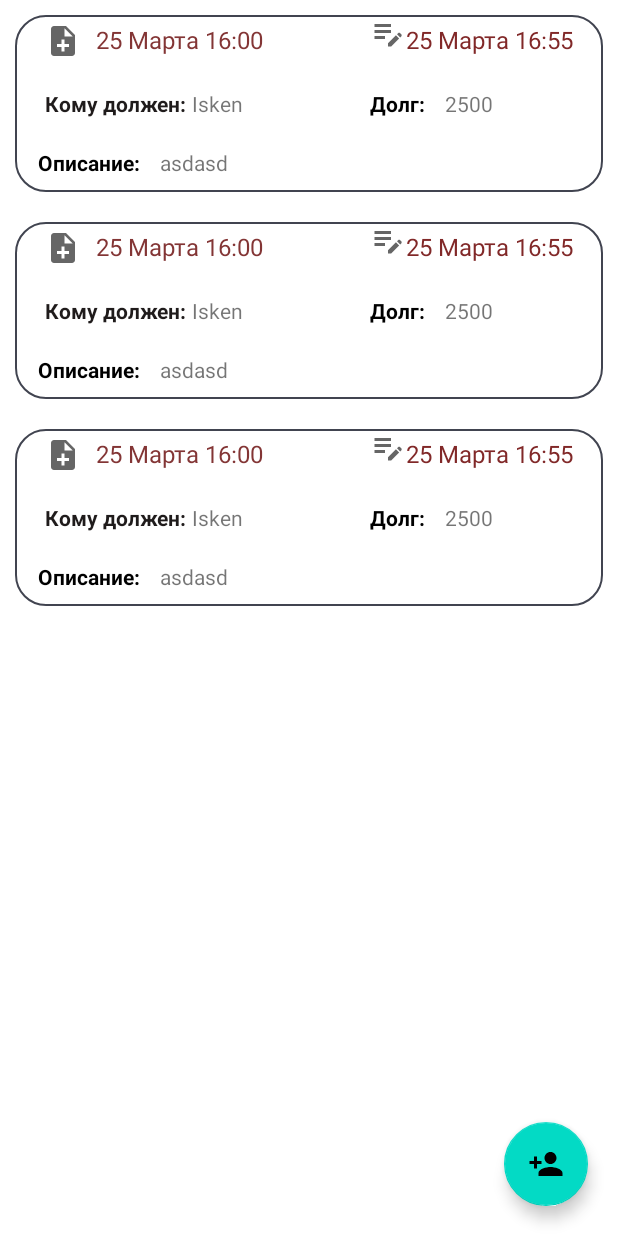
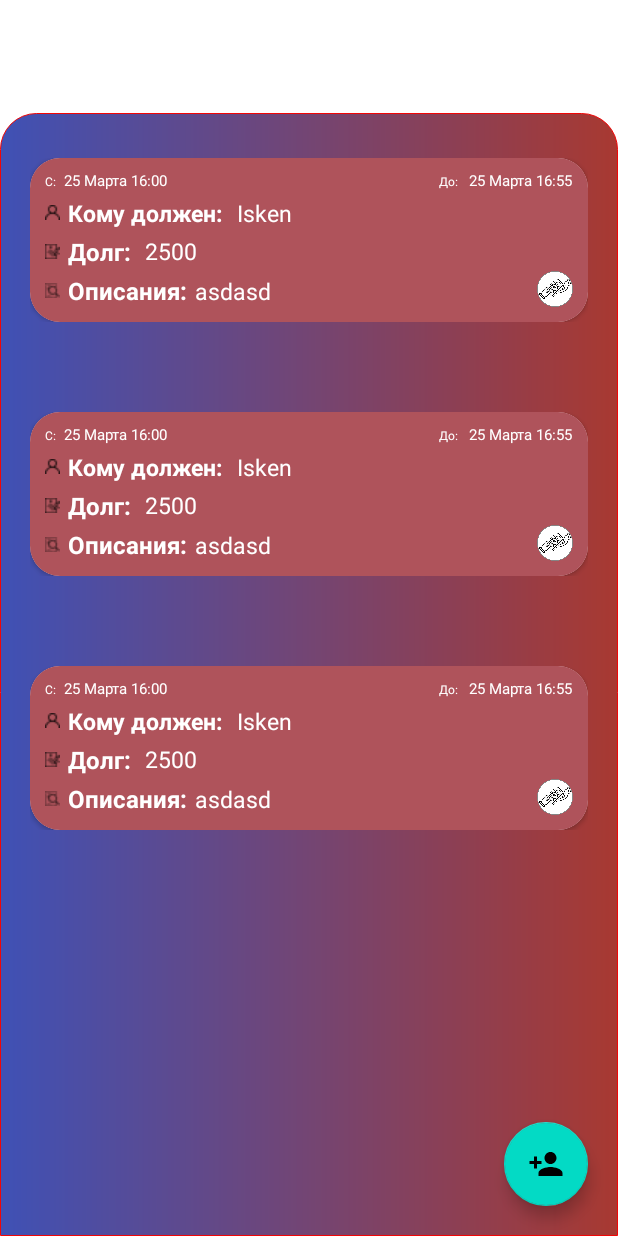
Before and after one commit to geektech-kairat/app, an Android app: the layout fragment_home.xml on its own in the app's theme, with its tools: preview values and no code run, on a phone screen of 412 x 824 dp. Run offline under Robolectric (Android 15) with nearby library versions, the phone set to English and light mode, and no system bars.

Commit message:
сделал анимацию лучше и дизайн ...

```diff
--- a/app/src/main/java/com/example/myapplication/share/Share.java
+++ b/app/src/main/java/com/example/myapplication/share/Share.java
@@ -27,6 +27,7 @@ public class Share {
         sharedPreferences.edit().putString(SALARY, name).apply();
     }
 
+
     public String getForDebt() {
         return sharedPreferences.getString(DEBT, "0".trim());
     }
--- /dev/null
+++ b/app/src/main/res/drawable/back_for_rv.xml
@@ -0,0 +1,15 @@
+<?xml version="1.0" encoding="utf-8"?>
+<shape xmlns:android="http://schemas.android.com/apk/res/android">
+    <stroke
+        android:width="0.5dp"
+        android:color="#F10606"/>
+    <corners android:topRightRadius="24dp"
+        android:topLeftRadius="24dp"/>
+    <gradient android:startColor="#E91E63"
+        android:centerColor="#3F51B5"
+        android:gradientRadius="@dimen/cardview_default_elevation"
+        android:centerX="@android:integer/config_longAnimTime"
+        android:endColor="#A83931"/>
+
+
+</shape>
--- /dev/null
+++ b/app/src/main/res/drawable/shadow.xml
@@ -0,0 +1,5 @@
+<?xml version="1.0" encoding="utf-8"?>
+<shape xmlns:android="http://schemas.android.com/apk/res/android">
+<solid android:color="#AF535B"/>
+    <corners android:radius="4dp"/>
+</shape>
--- a/app/src/main/res/layout/fragment_home.xml
+++ b/app/src/main/res/layout/fragment_home.xml
@@ -4,14 +4,22 @@
     xmlns:tools="http://schemas.android.com/tools"
     android:layout_width="match_parent"
     android:layout_height="match_parent"
-    tools:context=".ui.home.HomeFragment">
+    android:layout_marginTop="75dp">
 
-    <androidx.recyclerview.widget.RecyclerView
+    <androidx.constraintlayout.widget.ConstraintLayout
         android:layout_width="match_parent"
-        android:id="@+id/rv"
-        tools:listitem="@layout/item_rv"
-        app:layoutManager="androidx.recyclerview.widget.LinearLayoutManager"
-        android:layout_height="match_parent"/>
+        android:layout_height="match_parent"
+        android:background="@drawable/back_for_rv"
+        app:layout_constraintBottom_toBottomOf="parent">
+
+        <androidx.recyclerview.widget.RecyclerView
+            android:id="@+id/rv"
+            android:layout_width="match_parent"
+            android:layout_height="match_parent"
+            app:layout_constraintTop_toTopOf="parent"
+            app:layoutManager="androidx.recyclerview.widget.LinearLayoutManager"
+            tools:listitem="@layout/item_rv" />
+    </androidx.constraintlayout.widget.ConstraintLayout>
 
     <com.google.android.material.floatingactionbutton.FloatingActionButton
         android:layout_width="wrap_content"
@@ -21,5 +29,4 @@
         android:src="@drawable/ic_baseline_person_add_24"
         app:layout_constraintBottom_toBottomOf="parent"
         app:layout_constraintEnd_toEndOf="parent"/>
-
 </androidx.constraintlayout.widget.ConstraintLayout>
--- a/app/src/main/res/layout/item_rv.xml
+++ b/app/src/main/res/layout/item_rv.xml
@@ -1,115 +1,212 @@
-<?xml version="1.0" encoding="utf-8"?>
-<androidx.constraintlayout.widget.ConstraintLayout xmlns:android="http://schemas.android.com/apk/res/android"
+<androidx.constraintlayout.widget.ConstraintLayout
+    xmlns:android="http://schemas.android.com/apk/res/android"
     xmlns:app="http://schemas.android.com/apk/res-auto"
+    xmlns:tools="http://schemas.android.com/tools"
     android:layout_width="match_parent"
     android:layout_height="wrap_content"
-    android:layout_margin="10dp"
-    android:background="@drawable/back2">
 
-    <ImageView
-        android:id="@+id/addNote"
+    android:layout_marginVertical="10dp"
+    android:padding="20dp">
+
+    <androidx.cardview.widget.CardView
+        app:cardCornerRadius="20dp"
+        android:elevation="@dimen/cardview_default_radius"
+        android:layout_width="match_parent"
+        android:layout_height="match_parent">
+
+        <androidx.constraintlayout.widget.ConstraintLayout
+            android:layout_width="match_parent"
+            android:padding="10dp"
+            android:background="@drawable/shadow"
+            app:layout_constraintTop_toTopOf="parent"
+            app:layout_constraintStart_toStartOf="parent"
+            android:layout_height="match_parent">
+
+            <TextView
+                android:id="@+id/c"
                 android:layout_width="wrap_content"
                 android:layout_height="wrap_content"
-        android:layout_marginStart="20dp"
-        android:layout_marginTop="5dp"
-        android:src="@drawable/ic_baseline_note_add_24"
+                android:text="C:"
+                android:textColor="@color/white"
+                android:textSize="8dp"
+
                 app:layout_constraintStart_toStartOf="parent"
                 app:layout_constraintTop_toTopOf="parent" />
 
             <TextView
+                android:layout_marginStart="5dp"
+                android:textColor="@color/white"
                 android:id="@+id/dateAdd"
                 android:layout_width="wrap_content"
                 android:layout_height="wrap_content"
-        android:layout_marginStart="10dp"
                 android:text="25 Марта 16:00"
-        android:textColor="#833535"
-        android:textSize="16sp"
-        app:layout_constraintStart_toEndOf="@+id/addNote"
-        app:layout_constraintTop_toTopOf="@id/addNote" />
 
-    <ImageView
+                android:textSize="10sp"
+                app:layout_constraintBottom_toBottomOf="@id/c"
+                app:layout_constraintStart_toEndOf="@id/c" />
+
+            <TextView
                 android:id="@+id/editNote"
+                android:layout_marginEnd="5dp"
                 android:layout_width="wrap_content"
+                android:text="До: "
+                android:textColor="@color/white"
+                android:textSize="8dp"
                 android:layout_height="wrap_content"
-        android:src="@drawable/ic_baseline_edit_note_24"
-        app:layout_constraintEnd_toStartOf="@+id/dateEdit"
-        app:layout_constraintTop_toTopOf="parent" />
+                app:layout_constraintEnd_toStartOf="@id/dateEdit"
+                app:layout_constraintTop_toTopOf="@id/c" />
 
             <TextView
                 android:id="@+id/dateEdit"
                 android:layout_width="wrap_content"
                 android:layout_height="wrap_content"
-        android:layout_marginStart="10dp"
-        android:layout_marginEnd="20dp"
+                android:textColor="@color/white"
                 android:text="25 Марта 16:55"
-        android:textColor="#812828"
-        android:textSize="16sp"
-        app:layout_constraintEnd_toEndOf="parent"
-        app:layout_constraintTop_toTopOf="@id/addNote" />
+                android:textSize="10sp"
+                app:layout_constraintBottom_toBottomOf="@id/c"
+                app:layout_constraintEnd_toEndOf="parent" />
+
+            <androidx.constraintlayout.widget.ConstraintLayout
+                android:id="@+id/layout1"
+                app:layout_constraintStart_toStartOf="parent"
+                android:layout_width="wrap_content"
+                android:layout_height="wrap_content"
+                app:layout_constraintTop_toBottomOf="@id/c">
+
+                <ImageView
+                    android:id="@+id/icon1"
+                    android:layout_width="wrap_content"
+                    android:layout_height="match_parent"
+                    android:layout_marginTop="10dp"
+                    android:src="@drawable/avat"
+                    app:layout_constraintStart_toStartOf="parent"
+                    app:layout_constraintTop_toTopOf="parent" />
 
                 <TextView
 
                     android:id="@+id/debtName"
                     android:layout_width="wrap_content"
                     android:layout_height="wrap_content"
-
-        android:layout_marginTop="20dp"
+                    android:layout_marginStart="5dp"
                     android:text="Кому должен: "
-        android:textColor="#1F1B1B"
                     android:textStyle="bold"
-        app:layout_constraintStart_toStartOf="@id/addNote"
-        app:layout_constraintTop_toBottomOf="@+id/addNote" />
+                    android:textColor="@color/white"
+                    android:textSize="15sp"
+                    app:layout_constraintBottom_toBottomOf="@id/icon1"
+                    app:layout_constraintStart_toEndOf="@id/icon1"
+                    app:layout_constraintTop_toTopOf="@id/icon1" />
 
                 <TextView
+                    android:id="@+id/debt2"
                     android:layout_width="wrap_content"
                     android:layout_height="wrap_content"
+                    android:layout_marginStart="5dp"
                     android:text="Isken"
-        android:id="@+id/debt2"
+                    android:textColor="@color/white"
+                    android:textSize="15sp"
                     app:layout_constraintStart_toEndOf="@id/debtName"
                     app:layout_constraintTop_toTopOf="@id/debtName" />
+
+            </androidx.constraintlayout.widget.ConstraintLayout>
+
+            <androidx.constraintlayout.widget.ConstraintLayout
+                android:id="@+id/layout2"
+                android:layout_width="wrap_content"
+                android:layout_height="wrap_content"
+                app:layout_constraintStart_toStartOf="parent"
+                app:layout_constraintTop_toBottomOf="@id/layout1">
+
+                <ImageView
+                    android:id="@+id/icon2"
+                    android:layout_width="wrap_content"
+                    android:layout_height="wrap_content"
+                    android:layout_marginTop="10dp"
+                    android:src="@drawable/icon2"
+                    app:layout_constraintStart_toStartOf="parent"
+                    app:layout_constraintTop_toTopOf="parent" />
+
 
                 <TextView
                     android:id="@+id/tvDebt"
                     android:layout_width="wrap_content"
                     android:layout_height="wrap_content"
+                    android:layout_marginStart="5dp"
                     android:text="Долг: "
-        android:textColor="@color/black"
                     android:textStyle="bold"
-        app:layout_constraintStart_toStartOf="@id/editNote"
-        app:layout_constraintTop_toTopOf="@id/debtName" />
+                    android:textColor="@color/white"
+                    android:textSize="16sp"
+                    app:layout_constraintBottom_toBottomOf="@id/icon2"
+                    app:layout_constraintStart_toEndOf="@id/icon2"
+                    app:layout_constraintTop_toTopOf="@id/icon2" />
 
                 <TextView
                     android:id="@+id/debt"
                     android:layout_width="wrap_content"
                     android:layout_height="wrap_content"
-        android:layout_marginStart="10dp"
+                    android:layout_marginStart="5dp"
                     android:text="2500"
+                    android:textColor="@color/white"
+                    android:textSize="15sp"
                     app:layout_constraintStart_toEndOf="@id/tvDebt"
                     app:layout_constraintTop_toTopOf="@id/tvDebt" />
-    <TextView
+            </androidx.constraintlayout.widget.ConstraintLayout>
+
+            <androidx.constraintlayout.widget.ConstraintLayout
+                android:id="@+id/layout3"
+                android:layout_width="match_parent"
+                android:layout_height="wrap_content"
+                app:layout_constraintStart_toStartOf="parent"
+                app:layout_constraintTop_toBottomOf="@id/layout2">
+
+                <ImageView
+                    android:id="@+id/icon3"
                     android:layout_width="wrap_content"
                     android:layout_height="wrap_content"
-        android:text="Описание: "
-        android:textStyle="bold"
-        android:id="@+id/desc"
-        android:textColor="@color/black"
-        android:layout_marginStart="15dp"
-        android:layout_marginTop="20dp"
-        app:layout_constraintBottom_toBottomOf="parent"
-        android:layout_marginBottom="10dp"
+                    android:layout_marginTop="10dp"
+                    android:src="@drawable/icon3"
                     app:layout_constraintStart_toStartOf="parent"
-        app:layout_constraintTop_toBottomOf="@+id/debtName"/>
+                    app:layout_constraintTop_toTopOf="parent" />
 
                 <TextView
+                    android:id="@+id/desc"
+                    android:layout_width="wrap_content"
+                    android:layout_height="wrap_content"
+                    android:layout_marginStart="5dp"
+                    android:text="Описания:"
+                    android:textStyle="bold"
+                    android:textColor="@color/white"
+                    android:textSize="16sp"
+                    app:layout_constraintBottom_toBottomOf="@id/icon3"
+                    app:layout_constraintStart_toEndOf="@id/icon3"
+                    app:layout_constraintTop_toTopOf="@id/icon3" />
+
+                <TextView
+                    android:id="@+id/description"
                     android:layout_width="0dp"
                     android:layout_height="wrap_content"
-        app:layout_constraintEnd_toEndOf="parent"
-        android:layout_marginHorizontal="10dp"
-        android:maxLines="3"
-        android:id="@+id/description"
+                    android:layout_marginStart="5dp"
                     android:singleLine="true"
+                    android:text="asdasd"
+                    android:textColor="@color/white"
+                    android:textSize="15sp"
+                    android:paddingEnd="10dp"
+                    app:layout_constraintEnd_toStartOf="@id/clickOpla"
+                    app:layout_constraintBottom_toBottomOf="@id/desc"
                     app:layout_constraintStart_toEndOf="@id/desc"
-        android:text="asdasd"
+
                     app:layout_constraintTop_toTopOf="@id/desc" />
+                <ImageButton
+                    android:id="@+id/clickOpla"
+                    android:layout_width="24dp"
+                    android:layout_height="24dp"
+                    android:background="@drawable/icon4"
+                    app:layout_constraintBottom_toBottomOf="parent"
+                    app:layout_constraintEnd_toEndOf="parent" />
+            </androidx.constraintlayout.widget.ConstraintLayout>
 
         </androidx.constraintlayout.widget.ConstraintLayout>
+
+    </androidx.cardview.widget.CardView>
+
+
+</androidx.constraintlayout.widget.ConstraintLayout>
--- a/app/src/main/res/values/dimens.xml
+++ b/app/src/main/res/values/dimens.xml
@@ -5,7 +5,10 @@
     <style name="circleImageView" parent="">
         <item name="cornerFamily">rounded</item>
         <item name="cornerSize">50%</item>
-
-
+    </style>
+    <style name="back" parent="">
+        <item name="cornerFamilyTopLeft">rounded</item>
+        <item name="cornerFamilyTopRight">rounded</item>
+        <item name="cornerSize">20dp</item>
     </style>
 </resources>
--- a/app/src/main/res/values/themes.xml
+++ b/app/src/main/res/values/themes.xml
@@ -2,7 +2,7 @@
     <!-- Base application theme. -->
     <style name="Theme.MyApplication" parent="Theme.MaterialComponents.DayNight.DarkActionBar">
         <!-- Primary brand color. -->
-        <item name="colorPrimary">#60BB9A</item>
+        <item name="colorPrimary">#3F51B5</item>
         <item name="colorPrimaryVariant">#000000</item>
         <item name="colorOnPrimary">@color/white</item>
         <!-- Secondary brand color. -->
```
Also changed, not shown: app/src/main/res/drawable/avat.png (added), app/src/main/res/drawable/icon2.png (added), app/src/main/res/drawable/icon3.png (added), app/src/main/res/drawable/icon4.png (added). Lines whose indentation alone changed are shown as unchanged.
